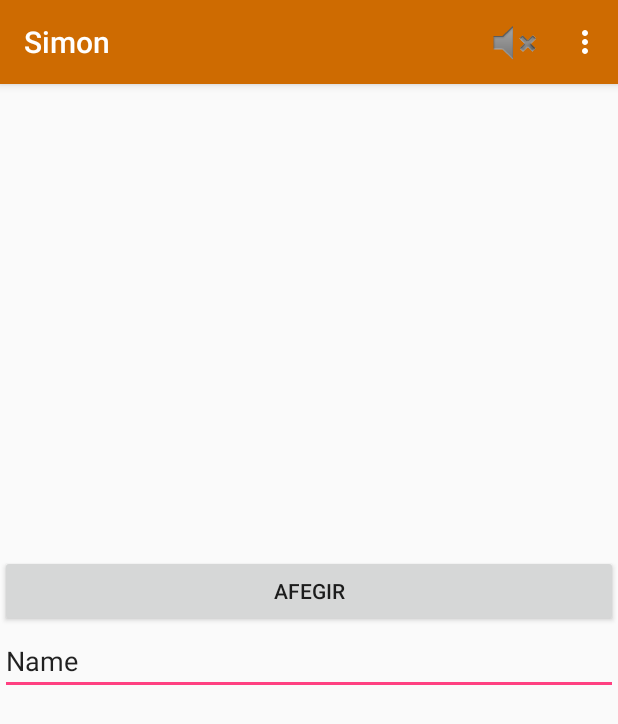
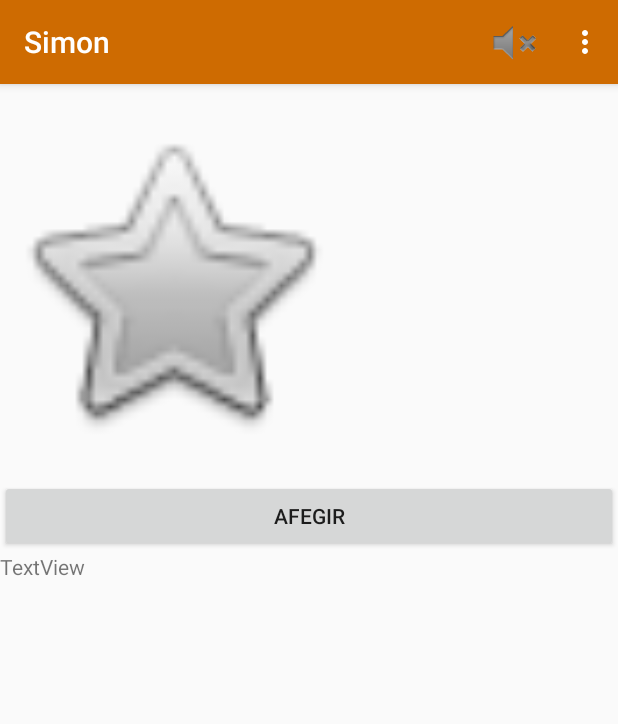
Before and after one commit to davrami/SimonAndroid, an Android app: the Ajuda screen opened directly, with no data from a screen before it, on a phone screen of 412 x 824 dp. Shown: the top 724 px of the screen. Run offline under Robolectric (Android 15) with nearby library versions, the phone set to English and light mode, and no system bars.

Commit message:
Merge branch 'master' of https://github.com/davrami/SimonAndroid
# Conflicts:
#	app/src/main/java/dam2/simon/Simon.java

```diff
--- a/app/src/main/res/layout/activity_home.xml
+++ b/app/src/main/res/layout/activity_home.xml
@@ -20,7 +20,7 @@
             android:layout_height="wrap_content"
             android:layout_marginStart="8dp"
             android:layout_marginTop="8dp"
-            android:text="Home view "
+            android:text="Inicio "
             app:layout_constraintStart_toStartOf="parent"
             app:layout_constraintTop_toTopOf="parent" />
 
@@ -34,7 +34,7 @@
             android:layout_height="wrap_content"
             android:ems="10"
             android:inputType="textPersonName"
-            android:text="Name"
+            android:text=""
             android:id="@+id/UserName_Ed"
             />
 
--- a/app/src/main/res/layout/fragment_fr1.xml
+++ b/app/src/main/res/layout/fragment_fr1.xml
@@ -1,4 +1,5 @@
 <FrameLayout xmlns:android="http://schemas.android.com/apk/res/android"
+    xmlns:app="http://schemas.android.com/apk/res-auto"
     xmlns:tools="http://schemas.android.com/tools"
     android:layout_width="match_parent"
     android:layout_height="match_parent"
@@ -11,12 +12,11 @@
         android:layout_width="match_parent"
         android:layout_height="match_parent"
         android:orientation="vertical">
-        <ListView
-            android:id="@+id/resultats2"
-            android:layout_width="match_parent"
-            android:layout_height="314dp"
-            android:layout_alignParentTop="true"
-            android:layout_alignParentStart="true" />
+
+        <ImageView
+            android:layout_width="228dp"
+            android:layout_height="264dp"
+            android:src="@android:drawable/btn_star" />
 
         <Button
             android:id="@+id/afegir"
@@ -24,13 +24,11 @@
             android:layout_height="wrap_content"
             android:text="Afegir" />
 
-
-        <EditText
-            android:id="@+id/edit"
+        <TextView
             android:layout_width="match_parent"
             android:layout_height="wrap_content"
-            android:ems="10"
-            android:inputType="textPersonName"
-            android:text="Name" />
+            android:text="TextView" />
+
+
     </LinearLayout>
 </FrameLayout>
```
Also changed, not shown: app/src/main/java/dam2/simon/HomeActivity.java (+7 -2 lines), app/src/main/res/layout/fragment_fr2.xml (+8 -11 lines), app/src/main/res/drawable/img1.png (added), app/src/main/res/drawable/img2.png (added), app/src/main/res/drawable/img3.png (added).
